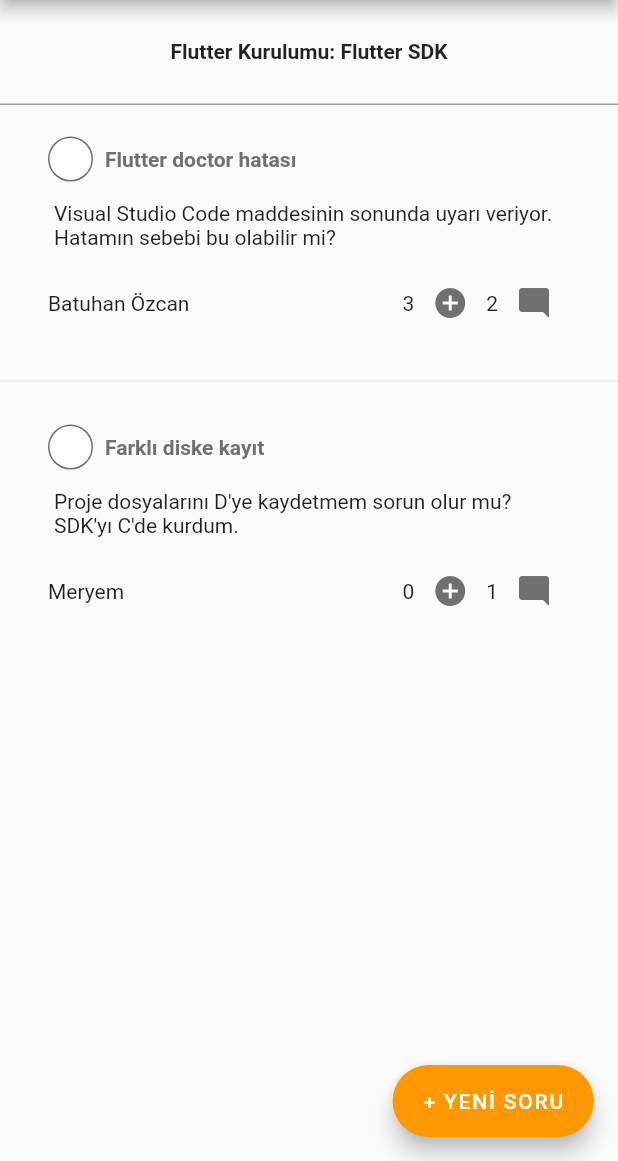
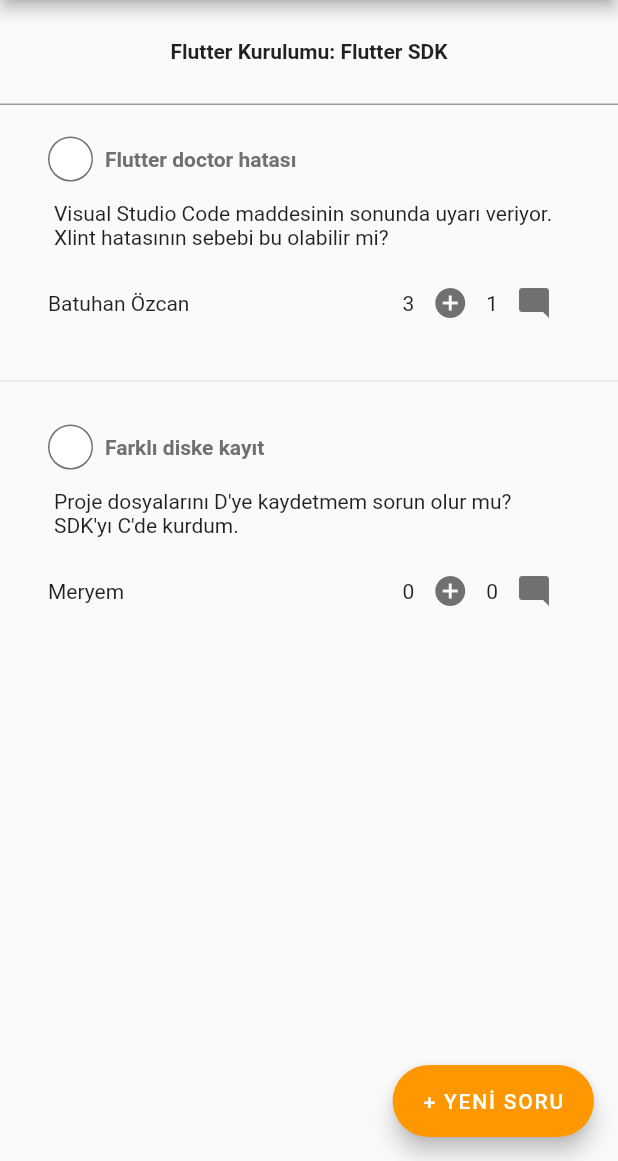
Before and after one commit to batuhanozcan1605/appjamf4, a Flutter app: the OpenQuestionScreen screen opened directly, on a phone screen of 412 x 824 dp, the part 75-1236 px from its top. Run offline on Flutter 3.47's test engine with Material 2 defaults, Android fonts, the phone set to English and light mode, and no system bars; our stand-ins replace firebase_core, flutter_riverpod; accounts and stored records are empty.

Commit message:
Answer repo kuruldu

```diff
--- a/lib/models/question_model.dart
+++ b/lib/models/question_model.dart
@@ -3,8 +3,17 @@
   final String description;
   final String username;
   final int plus;
-  final int comment;
+  final DateTime? timeStamp;
+  final List<Answer>? answers;
+
+  Question({required this.title, required this.description, required this.username, required this.plus, this.timeStamp, this.answers, });
+}
+
+
+class Answer {
+  final String username;
+  final String description;
   final DateTime? timeStamp;
 
-  Question({required this.title, required this.description, required this.username, required this.plus, required this.comment,this.timeStamp, });
+  Answer({required this.username, required this.description, this.timeStamp});
 }
--- a/lib/repository/question_repo.dart
+++ b/lib/repository/question_repo.dart
@@ -1,4 +1,5 @@
 import 'package:appjamf4/models/question_model.dart';
+import 'package:appjamf4/repository/answer_repo.dart';
 import 'package:flutter/foundation.dart';
 import 'package:flutter_riverpod/flutter_riverpod.dart';
 
@@ -9,20 +10,21 @@
     Question(
         title: 'Flutter doctor hatası',
         username: 'Batuhan Özcan',
-        description: 'Visual Studio Code maddesinin sonunda uyarı veriyor. Hatamın sebebi bu olabilir mi?',
+        description: 'Visual Studio Code maddesinin sonunda uyarı veriyor. Xlint hatasının sebebi bu olabilir mi?',
         plus: 3,
-        comment: 2,
-        timeStamp: DateTime.now().subtract(const Duration(days: 2))
+        timeStamp: DateTime.now().subtract(const Duration(days: 2)),
+        answers: AnswerRepo().answerList1,
     ),
     Question(
         title: 'Farklı diske kayıt',
         username: 'Meryem',
         description: "Proje dosyalarını D'ye kaydetmem sorun olur mu? SDK'yı C'de kurdum.",
         plus: 0,
-        comment: 1,
-        timeStamp: DateTime.now().subtract(const Duration(days: 3))
+        timeStamp: DateTime.now().subtract(const Duration(days: 3)),
+        answers: AnswerRepo().answerList2,
     ),
   ];
+
 
   void addQuestion(Question question) {
     questionList.add(question);
--- a/lib/screens/new_question.dart
+++ b/lib/screens/new_question.dart
@@ -96,7 +96,7 @@
                             description: controller2.text,
                             username: "Admin",
                             plus: 0,
-                            comment: 0);
+                            answers: []);
                         ref.read(questionsProvider).addQuestion(question);
                         Navigator.pop(context);
                       },
--- a/lib/widgets/questions.dart
+++ b/lib/widgets/questions.dart
@@ -90,7 +90,7 @@
         ),
         Row(
           children: [
-            Text("${question.comment}"),
+            question.answers == null ? Text("0") : Text("${question.answers!.length}"),
             IconButton(
                 onPressed: (){
 
```
Also changed, not shown: lib/repository/answer_repo.dart (added, +15 -0 lines).
